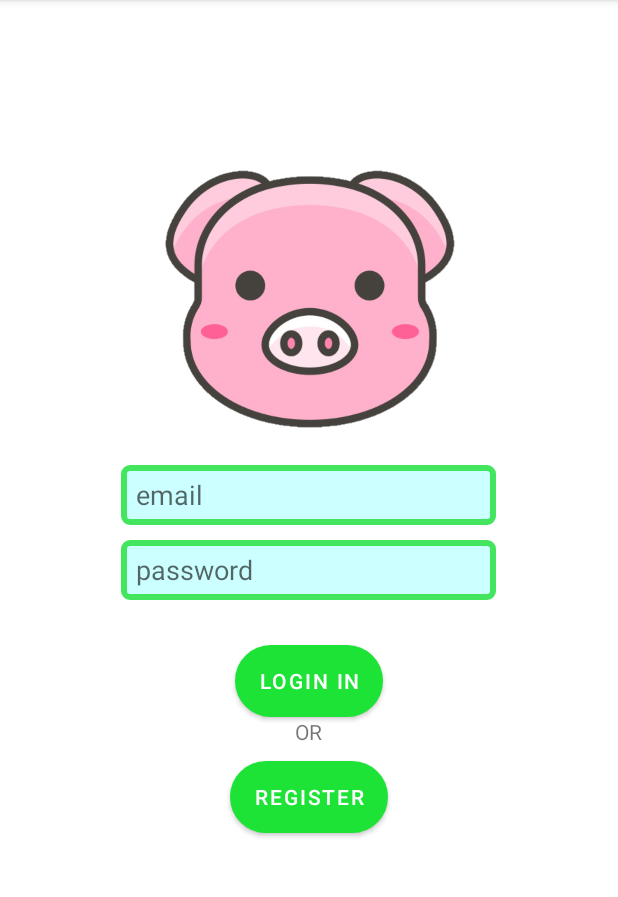
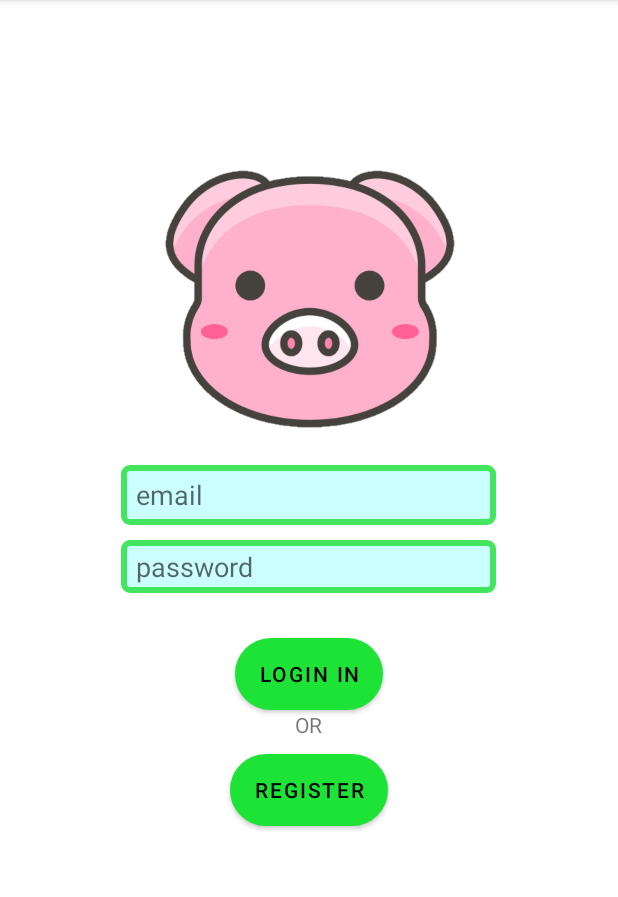
Before and after one commit to AgeDim/SocialNetwork, an Android app: the screen it shows after launch (MainActivity), on a phone screen of 412 x 824 dp, the part 84-981 px from its top. Run offline under Robolectric (Android 15) with nearby library versions, the phone set to English and light mode, and no system bars; our stand-ins replace Firebase (no records; nobody signed in at launch, a user with empty details on screens opened directly).

Commit message:
The working app

```diff
--- a/app/src/main/AndroidManifest.xml
+++ b/app/src/main/AndroidManifest.xml
@@ -4,9 +4,9 @@
 
     <application
         android:allowBackup="true"
-        android:icon="@mipmap/ic_launcher"
+        android:icon="@drawable/pig"
         android:label="@string/app_name"
-        android:roundIcon="@mipmap/ic_launcher_round"
+        android:roundIcon="@drawable/pig"
         android:supportsRtl="true"
         android:theme="@style/Theme.SocialNetwork">
         <activity
--- a/app/src/main/java/com/example/socialnetwork/chatActivity.java
+++ b/app/src/main/java/com/example/socialnetwork/chatActivity.java
@@ -64,6 +64,7 @@ public class chatActivity extends AppCompatActivity {
         });
         send.setOnClickListener(v -> {
             String message = messageBox.getText().toString();
+            if(message.equals("") || message.equals(" ")){return;}
             Message messageObj = new Message(message, senderUID);
             mDB.child("chats").child(senderRoom).child("message").push().setValue(messageObj).addOnSuccessListener(unused -> {
                 mDB.child("chats").child(receiverRoom).child("message").push().setValue(messageObj);
--- a/app/src/main/res/layout/activity_main.xml
+++ b/app/src/main/res/layout/activity_main.xml
@@ -42,6 +42,8 @@
         android:height="40dp"
         android:background="@drawable/text"
         android:hint="password"
+        android:padding="5dp"
+        android:inputType="textPassword"
         android:paddingStart="10dp"
         android:textColor="@color/black"
         tools:ignore="SpeakableTextPresentCheck,TouchTargetSizeCheck" />
@@ -54,7 +56,8 @@
         android:layout_centerHorizontal="true"
         android:layout_marginTop="10dp"
         android:background="@drawable/btn"
-        android:text="Login in" />
+        android:text="Login in"
+        android:textColor="@color/black" />
 
     <TextView
         android:id="@+id/or"
@@ -72,7 +75,8 @@
         android:layout_centerHorizontal="true"
         android:layout_marginTop="10dp"
         android:background="@drawable/btn"
-        android:text="Register" />
+        android:text="Register"
+        android:textColor="@color/black"/>
 
     <TextView
         android:id="@+id/error"
--- a/app/src/main/res/layout/receive.xml
+++ b/app/src/main/res/layout/receive.xml
@@ -20,6 +20,7 @@
             android:layout_height="wrap_content"
             android:padding="10dp"
             android:text="This is receive message"
+            android:textColor="@color/black"
             android:textSize="18sp" />
     </RelativeLayout>
 
--- a/app/src/main/res/layout/send.xml
+++ b/app/src/main/res/layout/send.xml
@@ -20,7 +20,8 @@
             android:layout_height="wrap_content"
             android:padding="10dp"
             android:text="This is send message"
-            android:textSize="18sp" />
+            android:textSize="18sp"
+            android:textColor="@color/black"/>
     </RelativeLayout>
 
 </RelativeLayout>
```
Also changed, not shown: app/src/main/res/layout/activity_register.xml (+6 -3 lines).
